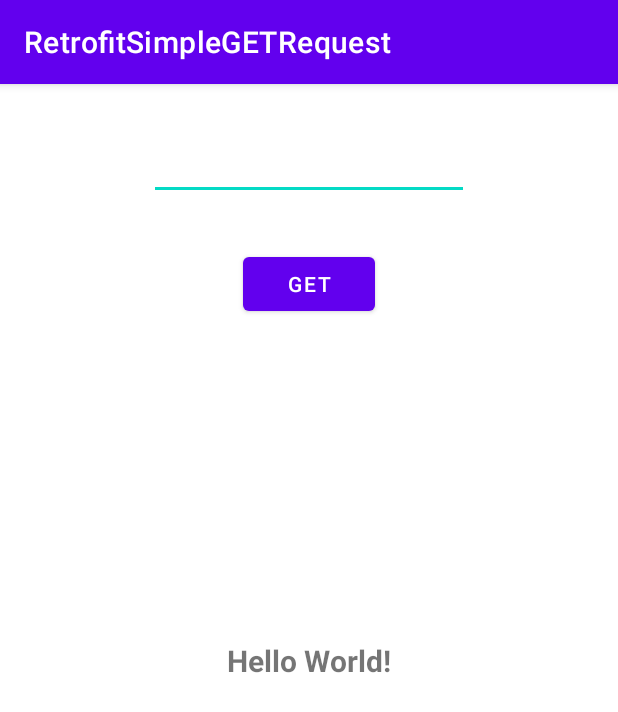
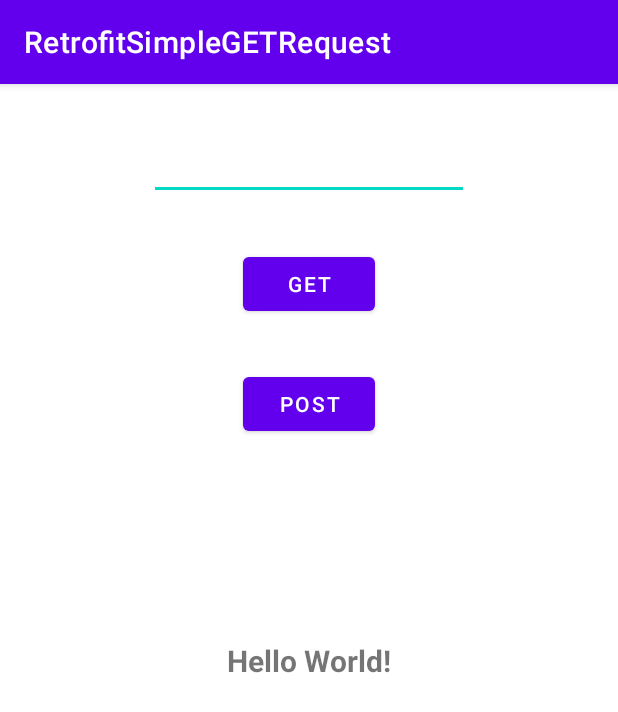
Before and after one commit to layonmartins/AndroidRetrofitExample, an Android app: the screen it shows after launch (MainActivity), on a phone screen of 412 x 824 dp. Shown: the top 712 px of the screen. Run offline under Robolectric (Android 15) with nearby library versions, the phone set to English and light mode, and no system bars.

Commit message:
create a simple @POST Request

```diff
--- a/app/src/main/java/com/example/retrofitsimplegetrequest/MainActivity.kt
+++ b/app/src/main/java/com/example/retrofitsimplegetrequest/MainActivity.kt
@@ -8,6 +8,7 @@ import android.widget.TextView
 import androidx.appcompat.app.AppCompatActivity
 import androidx.lifecycle.Observer
 import androidx.lifecycle.ViewModelProvider
+import com.example.retrofitsimplegetrequest.model.Post
 import com.example.retrofitsimplegetrequest.repository.Repository
 
 class MainActivity : AppCompatActivity() {
@@ -15,6 +16,7 @@ class MainActivity : AppCompatActivity() {
     private lateinit var viewModel: MainViewModel
     private lateinit var textView: TextView
     private lateinit var button: Button
+    private lateinit var button2: Button
     private lateinit var editText: EditText
 
     override fun onCreate(savedInstanceState: Bundle?) {
@@ -23,19 +25,24 @@ class MainActivity : AppCompatActivity() {
 
         textView = findViewById<TextView>(R.id.textView)
         button = findViewById<Button>(R.id.button)
+        button2 = findViewById<Button>(R.id.button2)
         editText = findViewById<EditText>(R.id.editText)
 
         val repository = Repository()
         val viewModelFactory = MainViewModelFactory(repository)
 
         viewModel = ViewModelProvider(this, viewModelFactory).get(MainViewModel::class.java)
-        viewModel.getPost()
+        // viewModel.getPost()
+
+        val options: HashMap<String, String> = HashMap()
+        options["_sort"] = "id"
+        options["_order"] = "desc"
 
 
 
         button.setOnClickListener {
             val myNumber = editText.text.toString()
-            viewModel.getCustomPosts(Integer.parseInt(myNumber), "id", "desc")
+            viewModel.getCustomPosts2(Integer.parseInt(myNumber), options)
 
             viewModel.myCustomPosts.observe(this, Observer { response ->
                 if (response.isSuccessful) {
@@ -53,5 +60,21 @@ class MainActivity : AppCompatActivity() {
             })
         }
 
+        button2.setOnClickListener {
+            val myPost = Post(1, 1, "layon.f", "Android Developer")
+            viewModel.pushPost(myPost)
+
+            viewModel.myResponse.observe(this, Observer { response ->
+                if (response.isSuccessful) {
+                    textView.text = response.body().toString()
+                    Log.d("Response body", response.body().toString())
+                    Log.d("Response code", response.code().toString())
+                    Log.d("Response message", response.message())
+                } else {
+                    textView.text = response.code().toString()
+                }
+            })
+        }
+
     }
 }
--- a/app/src/main/res/layout/activity_main.xml
+++ b/app/src/main/res/layout/activity_main.xml
@@ -41,4 +41,14 @@
         app:layout_constraintStart_toStartOf="parent"
         app:layout_constraintTop_toBottomOf="@+id/editText" />
 
+    <Button
+        android:id="@+id/button2"
+        android:layout_width="wrap_content"
+        android:layout_height="wrap_content"
+        android:layout_marginTop="32dp"
+        android:text="POST"
+        app:layout_constraintEnd_toEndOf="parent"
+        app:layout_constraintStart_toStartOf="parent"
+        app:layout_constraintTop_toBottomOf="@+id/button" />
+
 </androidx.constraintlayout.widget.ConstraintLayout>
```
Also changed, not shown: app/src/main/java/com/example/retrofitsimplegetrequest/MainViewModel.kt (+15 -0 lines), app/src/main/java/com/example/retrofitsimplegetrequest/api/SimpleApi.kt (+11 -3 lines), app/src/main/java/com/example/retrofitsimplegetrequest/repository/Repository.kt (+8 -0 lines), 2 other files.
